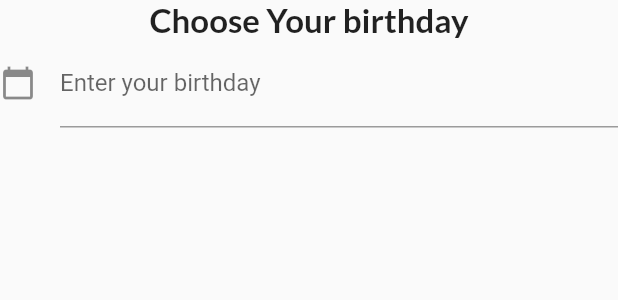
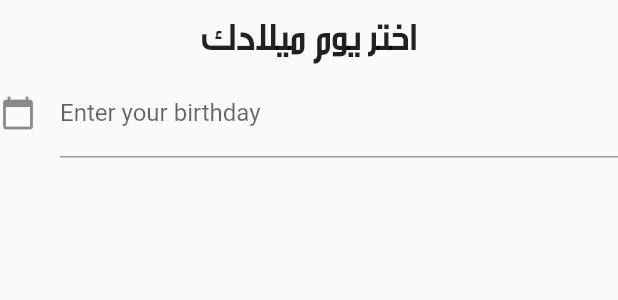
Before and after one commit to MohammedQadumy/diabetes-app, a Flutter app: the AppDatePicker widget shown alone on an empty page, opened directly with empty values, on a phone screen of 412 x 824 dp. Shown: the top 300 px of the screen. Run offline on Flutter 3.47's test engine with Material 2 defaults, Android fonts, the phone set to English and light mode, and no system bars; our stand-ins replace dots_indicator, file_picker, flutter_rating_bar, get, shared_preferences; missing offline and left inert: dart:ffi; accounts and stored records are empty; network calls fail.

Commit message:
That's all

```diff
--- a/lib/base/show_custom_message.dart
+++ b/lib/base/show_custom_message.dart
@@ -58,7 +58,7 @@ void showCustomSnackBar(String message,
     colorText: Colors.white,
     borderRadius: 10,
     margin: EdgeInsets.all(10),
-    duration: Duration(seconds: 4),
+    duration: Duration(seconds: 1),
     forwardAnimationCurve: Curves.fastLinearToSlowEaseIn,
   );
 }
--- a/lib/pages/AppPage/new_meal_page.dart
+++ b/lib/pages/AppPage/new_meal_page.dart
@@ -325,6 +325,7 @@ class _NewMealPageState extends State<NewMealPage> {
                      snack: snack,
                   );
                   int newMealId = await createMeal(newMeal!);
+                  await reportConsumedMeal(newMealId);
                   print(newMealId);
                   AddedIngredients.forEach((ingredient) async {
                     print('==============');
@@ -335,7 +336,7 @@ class _NewMealPageState extends State<NewMealPage> {
                     await postMealItem(newMealId, ingredient.id, double.parse(ingredient.portion));
 
                   });
-                  showCustomSnackBar("ثم إضافة الوجبة", title: "تم");
+                  showCustomSnackBar(isError: false,"ثم إضافة الوجبة", title: "تم");
                 },
               ),
 
--- a/lib/pages/AppPage/top_rated_food_details.dart
+++ b/lib/pages/AppPage/top_rated_food_details.dart
@@ -103,7 +103,7 @@ class _TopRatedFoodDetailsState extends State<TopRatedFoodDetails> {
                               children: snapshot.data!.map((item) =>
                                   ListTile(
                                     title: Text(item.itemName),
-                                    trailing: Text('${item.weight.toString()}غم'),
+                                    trailing: Text('${(item.weight/5).toString()}غم'),
                                   )
                               ).toList(),
                             );
--- a/lib/pages/profilePage/profile_body.dart
+++ b/lib/pages/profilePage/profile_body.dart
@@ -128,7 +128,7 @@ class _ProfileBodyState extends State<ProfileBody> {
                         } else {
                           Navigator.pop(context);
                           showCustomSnackBar(
-                              "UpdatedTo: ${updates.values.toString().substring(1, updates.values.toString().length - 1)}",
+                              isError: false,"UpdatedTo: ${updates.values.toString().substring(1, updates.values.toString().length - 1)}",
                               title: "Sucess");
                         }
                       },
--- a/lib/pages/questionare/date_picker.dart
+++ b/lib/pages/questionare/date_picker.dart
@@ -27,7 +27,7 @@ class _AppDatePickerState extends State<AppDatePicker> {
   Widget build(BuildContext context) {
     return Column(
       children: [
-        AppBigText(text: "Choose Your birthday"),
+        AppBigText(text: "اختر يوم ميلادك", size: 30,),
         TextField(
           controller: dateController,
           decoration: const InputDecoration(
@@ -38,7 +38,7 @@ class _AppDatePickerState extends State<AppDatePicker> {
           onTap: () async {
             DateTime? pickedDate = await showDatePicker(
               context: context,
-              initialDate: DateTime(2010),
+              initialDate: DateTime(2003),
               firstDate: DateTime(1970),
               lastDate: DateTime.now(),
             );
--- a/lib/pages/questionare/food_prefrences_widget.dart
+++ b/lib/pages/questionare/food_prefrences_widget.dart
@@ -26,6 +26,10 @@ class _FoodPrefrencesWidgetState extends State<FoodPrefrencesWidget> {
   }
 
   void answerQuestion(String question,String answer){
+    if(answer == 'سهلة المضغ')
+      answer = "easy to chew";
+    else if(answer == 'صعبة المضغ')
+      answer  = "hard";
     widget.onAnswered(question,answer);
     if (_index < AppConstants.questions.length - 1) {
       setState(() {
--- a/lib/pages/signWidgets/sign_up_widget.dart
+++ b/lib/pages/signWidgets/sign_up_widget.dart
@@ -83,19 +83,19 @@ class SignUpState extends State<SignUpWidget> {
     String password = passwordController.text.trim();
 
     if (firstName.isEmpty) {
-      showCustomSnackBar("type your name", title: "Name");
+      showCustomSnackBar("الرجاء ادخال الاسم الأول", title: "خطأ");
       return false;
     } else if (lastname.isEmpty) {
-      showCustomSnackBar("type your last name", title: "Name");
+      showCustomSnackBar("الرجاء ادخال الاسم الثاني", title: "خطأ");
       return false;
     } else if (username.isEmpty) {
-      showCustomSnackBar("type your username", title: "Name");
+      showCustomSnackBar("الرجاء ادخال اسم المستخدم", title: "خطأ");
       return false;
     } else if (!GetUtils.isEmail(email) || email.isEmpty) {
-      showCustomSnackBar("type your email", title: "Name");
+      showCustomSnackBar("الرجاء ادخال البريد الالكتروني", title: "خطأ");
       return false;
     } else if (password.isEmpty || password.length < 8) {
-      showCustomSnackBar("type your password", title: "Name");
+      showCustomSnackBar("الرجاء ادخال رقم المرور", title: "خطأ");
       return false;
     } else {
       return true;
--- a/lib/utils/app_constants.dart
+++ b/lib/utils/app_constants.dart
@@ -27,7 +27,7 @@ class AppConstants {
     Questions("هل تحب الأطعمة المالحة؟", ['yes','no'],'18'),
     Questions("هل تحب الأطعمة كثيرة البهارات؟", ['yes','no'],'11'),
     Questions("هل تحب الأطعمة الباردة أو الفاترة؟", ['yes','no'],'13'),
-    Questions("هل تحب الأغذية السهلة أو الصعبة المضغ؟", ['easy to chew','hard'],'21'),
+    Questions("هل تحب الأغذية السهلة أو الصعبة المضغ؟", ['سهلة المضغ','صعبة المضغ'],'21'),
   ];
 
 
```
Also changed, not shown: lib/API/Methods.dart (+20 -0 lines).
